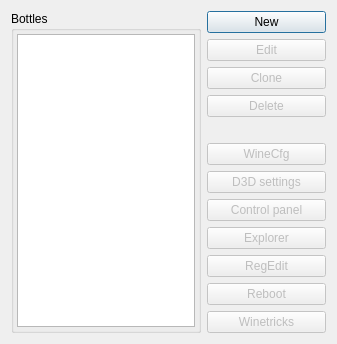
Qt form wbsettings.ui (sr-tream/WineBottle) before a commit.
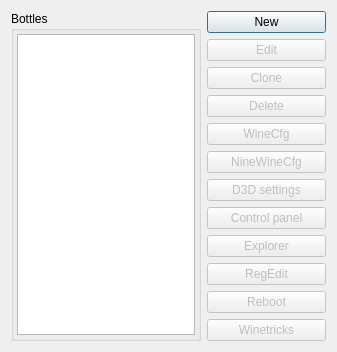
The same form after that commit.

Commit message:
Some fixes and add support wine-nine
* Add support wine-nine (https://github.com/iXit/wine)
* Add switch dx mode to OpenGL, if current mode is not avaliabled
* fix functions toggleCSMT and toggleNine

Patch:
```diff
--- a/wbsettings.ui
+++ b/wbsettings.ui
@@ -85,6 +85,16 @@
          </property>
         </widget>
        </item>
+       <item>
+        <widget class="QPushButton" name="bottle_ninewinecfg">
+         <property name="enabled">
+          <bool>false</bool>
+         </property>
+         <property name="text">
+          <string>NineWineCfg</string>
+         </property>
+        </widget>
+       </item>
        <item>
         <widget class="QPushButton" name="bottle_d3dsettings">
          <property name="enabled">
```
The commit also changes 5 other files.
